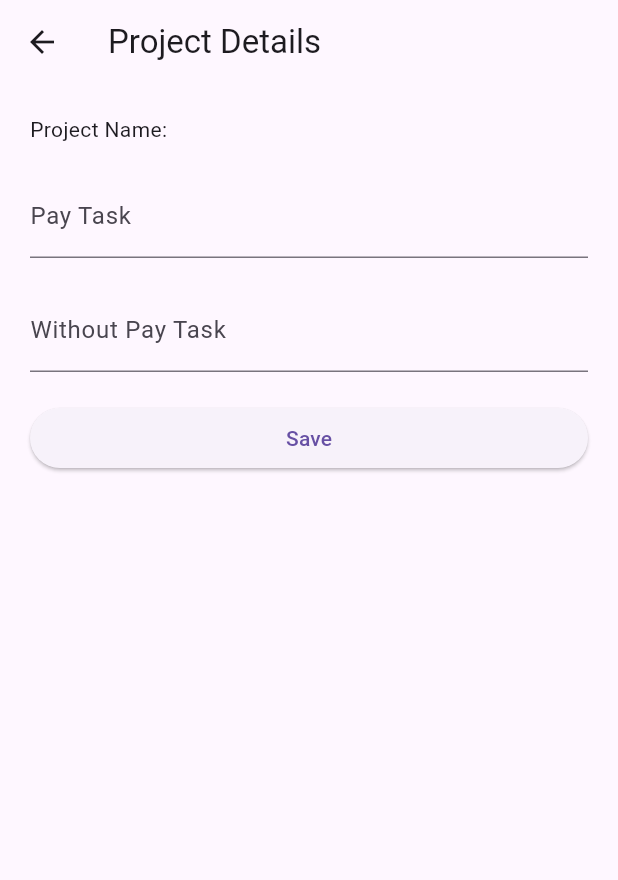
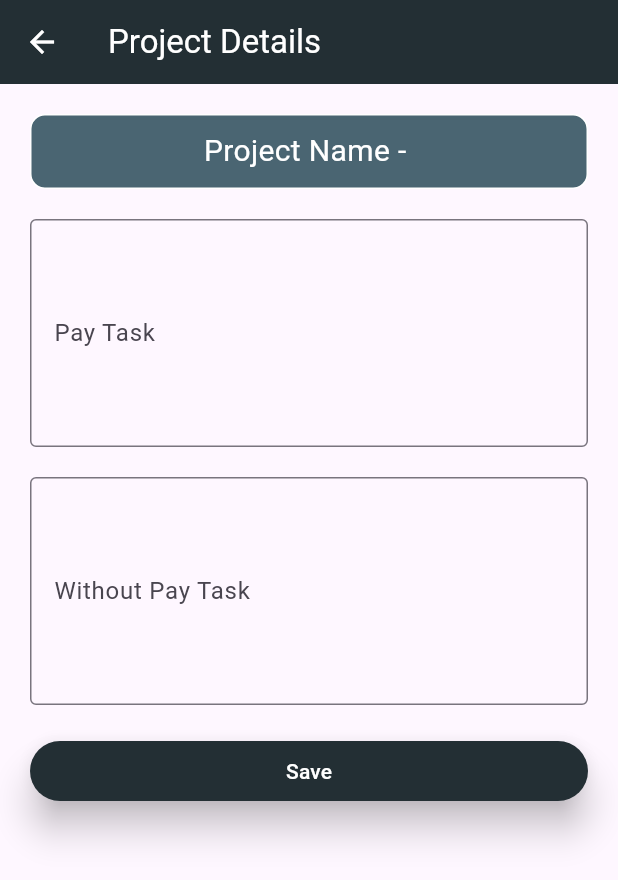
Before and after one commit to rohitrt2002/time_sheet_flutter_application, a Flutter app: the ProjectDetailsScreen screen opened directly with empty values, on a phone screen of 412 x 824 dp. Shown: the top 880 px of the screen. Run offline on Flutter 3.47's test engine with Material 3 defaults, Android fonts, the phone set to English and light mode, and no system bars; our stand-ins replace cloud_firestore, firebase_auth, firebase_core, shared_preferences; missing offline and left inert: dart:ffi; accounts and stored records are empty; generated files the repository leaves out were written again.

Commit message:
UI user update!!

```diff
--- a/lib/time_sheet_user.dart
+++ b/lib/time_sheet_user.dart
@@ -11,7 +11,8 @@ class ProjectListScreen1 extends StatelessWidget {
   Widget build(BuildContext context) {
     return Scaffold(
       appBar: AppBar(
-        title: Text('Time sheet Project List'),
+        title: Text('Time sheet Project List',style: TextStyle(color: Colors.white),),
+        backgroundColor: Color(0xFF232F34),
       ),
       body: StreamBuilder<QuerySnapshot>(
         stream: _firestore
@@ -35,9 +36,23 @@ class ProjectListScreen1 extends StatelessWidget {
             itemBuilder: (context, index) {
               final projectData = projects[index].data() as Map<String, dynamic>;
               final projectName = projectData['projectName'] ?? 'Unnamed Project';
-              return ListTile(
-                title: Text(projectName),
-                onTap: () {
+              return Container(
+                decoration: BoxDecoration(
+                  border: Border.all(
+                    color: Colors.white  , // Border color
+                    width: 1, // Border width
+                  ),
+                  color: Color(0xFF4A6572)  ,
+                  borderRadius: BorderRadius.circular(10), // Border radius
+                ),
+                child: ListTile(
+                  title: Text(projectName,style: TextStyle(color: Colors.white,fontSize: 20),),
+                  trailing: Row(
+                    mainAxisSize: MainAxisSize.min,
+                    children: [
+                      IconButton(
+                        icon: Icon(Icons.task,color: Colors.white),
+                        onPressed: () {
                           Navigator.push(
                             context,
                             MaterialPageRoute(
@@ -45,6 +60,13 @@ class ProjectListScreen1 extends StatelessWidget {
                             ),
                           );
                         },
+                      ),
+
+                    ],
+                  ),
+
+
+                ),
               );
             },
           );
@@ -97,39 +119,69 @@ class _ProjectDetailsScreenState extends State<ProjectDetailsScreen> {
   Widget build(BuildContext context) {
     return Scaffold(
       appBar: AppBar(
-        title: Text('Project Details'),
+        title: Text('Project Details',style: TextStyle(color: Colors.white),),
+        backgroundColor: Color(0xFF232F34),
+        iconTheme: IconThemeData(color: Colors.white),
       ),
-      body: Padding(
+      body: ListView(
+        children: [
+          Padding(
             padding: const EdgeInsets.all(20.0),
             child: Column(
               crossAxisAlignment: CrossAxisAlignment.stretch,
               children: [
-            Text('Project Name: ${widget.projectName}'),
+                Container(
+                  width: 300, // Adjust the width as needed
+                  height: 50, // Adjust the height as needed
+                  decoration: BoxDecoration(
+                    border: Border.all(
+                      color: Colors.white, // Border color
+                      width: 1, // Border width
+                    ),
+                    color: Color(0xFF4A6572),
+                    borderRadius: BorderRadius.circular(10),
+                  ),
+                  child: Center(
+                    child: Text(
+                      'Project Name - ${widget.projectName}',
+                      style: TextStyle(color: Colors.white,fontSize: 20), // Adjust the font size as needed
+                    ),
+                  ),
+                ),
+                SizedBox(height: 20),
 
-
-            SizedBox(height: 20),
                 TextField(
                   controller: payTaskController,
                   decoration: InputDecoration(
+                    border: OutlineInputBorder(),
                     labelText: 'Pay Task',
                   ),
+                  minLines: 5, // Set the minimum number of lines
+                  maxLines: 5, // Set the maximum number of lines to null for unlimited lines
                 ),
                 SizedBox(height: 20),
                 TextField(
                   controller: withoutPayTaskController,
                   decoration: InputDecoration(
+                    border: OutlineInputBorder(),
                     labelText: 'Without Pay Task',
                   ),
+                    minLines: 5, // Set the minimum number of lines
+                    maxLines: 5,
                 ),
                 SizedBox(height: 20),
                 ElevatedButton(
+                  style: ElevatedButton.styleFrom(foregroundColor: Colors.white, backgroundColor: Color(0xFF232F34),elevation: 10,),
                   onPressed: () {
                     _saveProjectDetails(widget.projectName, payTaskController.text, withoutPayTaskController.text);
                   },
+
                   child: Text('Save'),
                 ),
               ],
             ),
+          ),
+        ],
       ),
     );
   }
--- a/lib/timesheetpaneladmin.dart
+++ b/lib/timesheetpaneladmin.dart
@@ -7,7 +7,7 @@ class timesheetPanelScreen extends StatelessWidget {
   Widget build(BuildContext context) {
     return Scaffold(
       appBar: AppBar(
-        title: Text('Project Details:',style: TextStyle(color: Colors.white),),
+        title: Text('Project Details',style: TextStyle(color: Colors.white),),
         backgroundColor: Color(0xFF232F34),
 
       ),backgroundColor: Colors.grey,
```
Also changed, not shown: lib/User_panel.dart (+49 -7 lines), lib/admin_panel.dart (+28 -3 lines), lib/project_list_user.dart (+15 -4 lines). Lines whose indentation alone changed are shown as unchanged.
